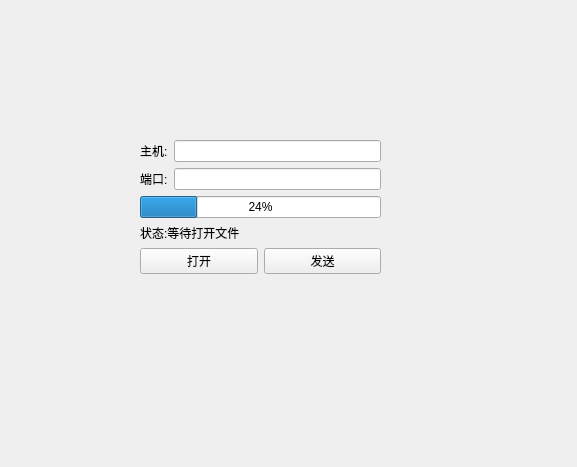
idcpj/hello_qt, file tcpSender/widget.ui: the form before one commit.
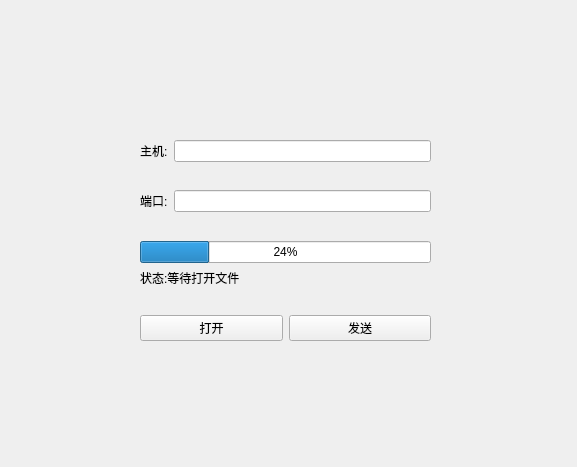
The form after the commit.

```diff
--- a/tcpSender/widget.ui
+++ b/tcpSender/widget.ui
@@ -18,8 +18,8 @@
     <rect>
      <x>140</x>
      <y>140</y>
-     <width>241</width>
-     <height>151</height>
+     <width>291</width>
+     <height>201</height>
     </rect>
    </property>
    <layout class="QFormLayout" name="formLayout">
@@ -33,31 +33,31 @@
     <item row="0" column="1">
      <widget class="QLineEdit" name="hostLineEdit"/>
     </item>
-    <item row="1" column="0">
+    <item row="2" column="0">
      <widget class="QLabel" name="label_2">
       <property name="text">
        <string>端口:</string>
       </property>
      </widget>
     </item>
-    <item row="1" column="1">
+    <item row="2" column="1">
      <widget class="QLineEdit" name="portLineEdit"/>
     </item>
-    <item row="2" column="0" colspan="2">
+    <item row="4" column="0" colspan="2">
      <widget class="QProgressBar" name="clientProgressBar">
       <property name="value">
        <number>24</number>
       </property>
      </widget>
     </item>
-    <item row="3" column="0" colspan="2">
+    <item row="5" column="0" colspan="2">
      <widget class="QLabel" name="clientStatusLabel">
       <property name="text">
        <string>状态:等待打开文件</string>
       </property>
      </widget>
     </item>
-    <item row="4" column="0" colspan="2">
+    <item row="7" column="0" colspan="2">
      <layout class="QHBoxLayout" name="horizontalLayout">
       <item>
        <widget class="QPushButton" name="openButton">
@@ -75,6 +75,45 @@
       </item>
      </layout>
     </item>
+    <item row="1" column="1">
+     <spacer name="verticalSpacer">
+      <property name="orientation">
+       <enum>Qt::Vertical</enum>
+      </property>
+      <property name="sizeHint" stdset="0">
+       <size>
+        <width>20</width>
+        <height>40</height>
+       </size>
+      </property>
+     </spacer>
+    </item>
+    <item row="3" column="1">
+     <spacer name="verticalSpacer_2">
+      <property name="orientation">
+       <enum>Qt::Vertical</enum>
+      </property>
+      <property name="sizeHint" stdset="0">
+       <size>
+        <width>20</width>
+        <height>40</height>
+       </size>
+      </property>
+     </spacer>
+    </item>
+    <item row="6" column="0">
+     <spacer name="verticalSpacer_3">
+      <property name="orientation">
+       <enum>Qt::Vertical</enum>
+      </property>
+      <property name="sizeHint" stdset="0">
+       <size>
+        <width>20</width>
+        <height>40</height>
+       </size>
+      </property>
+     </spacer>
+    </item>
    </layout>
   </widget>
  </widget>
```
